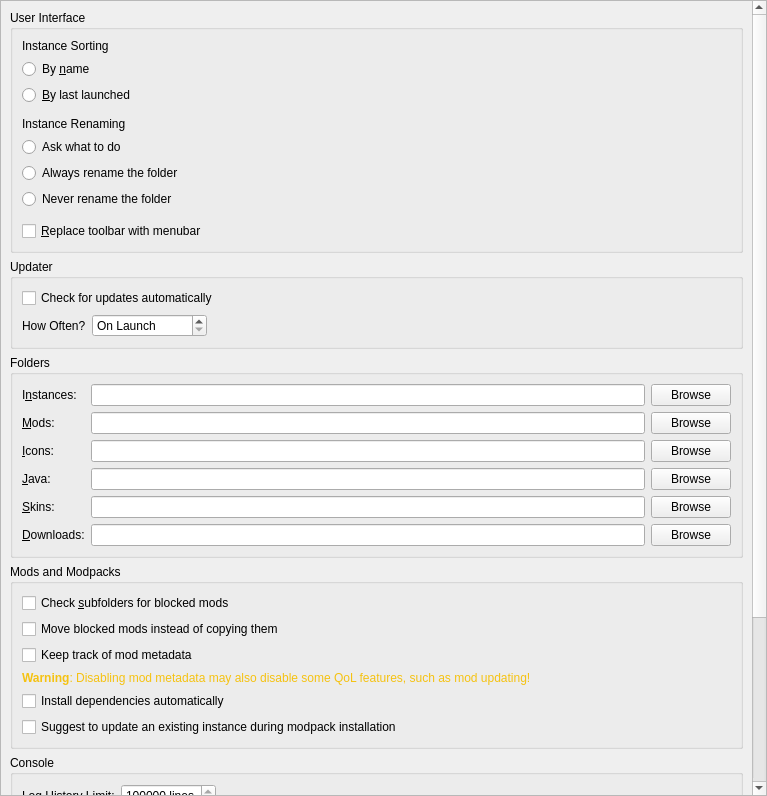
This is launcher/ui/pages/global/LauncherPage.ui in FreesmTeam/FreesmLauncher as Qt 5 draws it before an edit. The edited form follows.
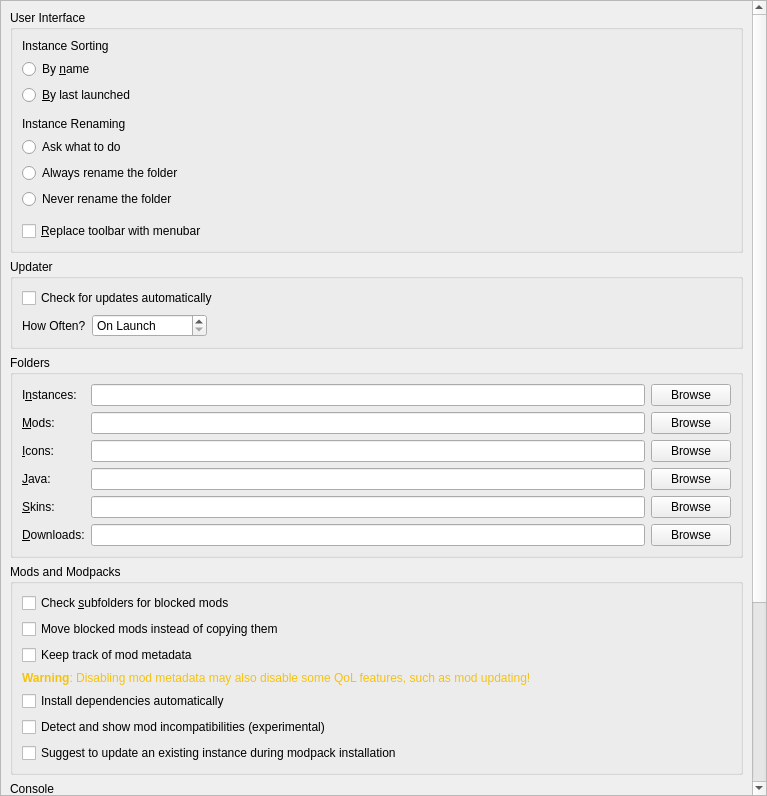
This is the edited form.

Commit message: Add opt-in for showing mod incompatibilities

What changed in the file:
```diff
--- a/launcher/ui/pages/global/LauncherPage.ui
+++ b/launcher/ui/pages/global/LauncherPage.ui
@@ -41,9 +41,9 @@
       <property name="geometry">
        <rect>
         <x>0</x>
-        <y>0</y>
+        <y>-149</y>
         <width>746</width>
-        <height>1194</height>
+        <height>1222</height>
        </rect>
       </property>
       <layout class="QVBoxLayout" name="verticalLayout_8">
@@ -418,6 +418,16 @@
             </property>
            </widget>
           </item>
+          <item>
+           <widget class="QCheckBox" name="showModIncompatCheckBox">
+            <property name="toolTip">
+             <string>Currently this just shows mods which are not marked as compatible with the current Minecraft version.</string>
+            </property>
+            <property name="text">
+             <string>Detect and show mod incompatibilities (experimental)</string>
+            </property>
+           </widget>
+          </item>
           <item>
            <widget class="QCheckBox" name="modpackUpdatePromptBtn">
             <property name="toolTip">
```
Left out of the diff: 2 changed lines with no effect on the pictures. The commit also changes 3 other files.
